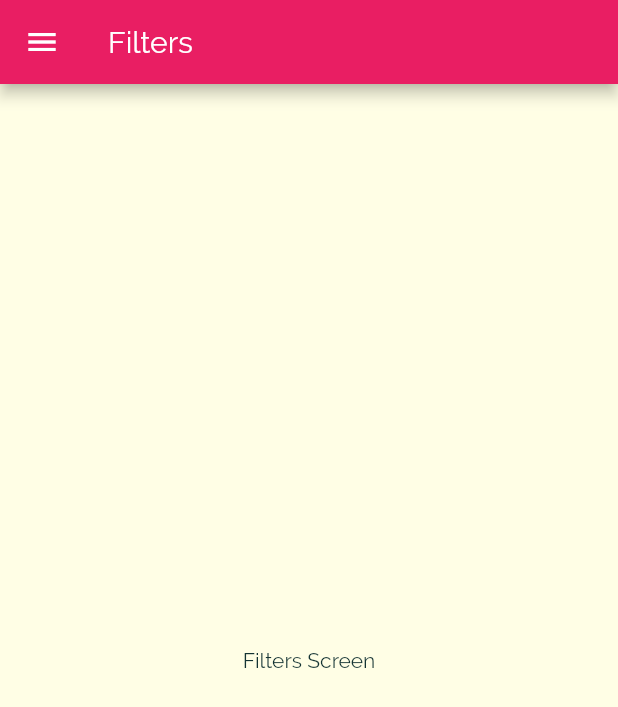
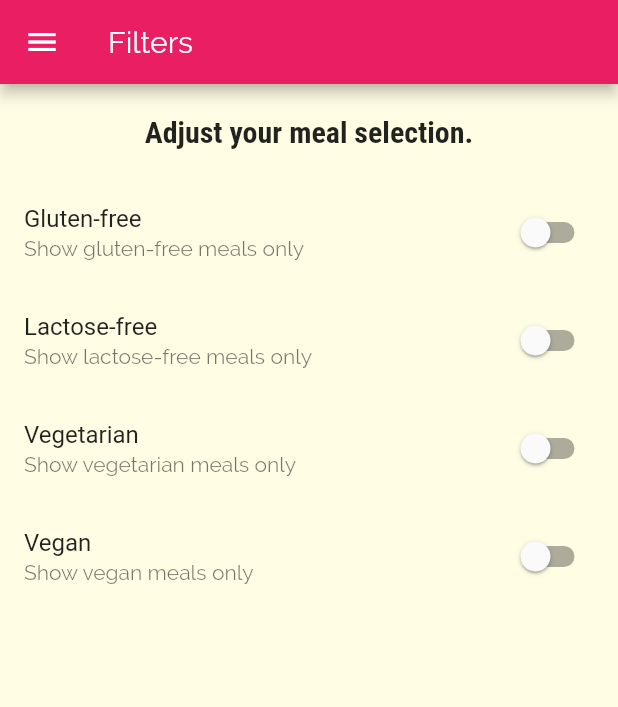
Before and after one commit to sahilmob/fluuter-course-deli-meals, a Flutter app: the FiltersScreen screen opened by its route, on a phone screen of 412 x 824 dp. Shown: the top 707 px of the screen. Run offline on Flutter 3.47's test engine with Material 2 defaults, Android fonts, the phone set to English and light mode, and no system bars.

Commit message:
create filters switches

```diff
--- a/lib/screens/filters_screen.dart
+++ b/lib/screens/filters_screen.dart
@@ -1,8 +1,32 @@
 import 'package:deli_meals/widgets/main_drawer.dart';
 import "package:flutter/material.dart";
 
-class FiltersScreen extends StatelessWidget {
+class FiltersScreen extends StatefulWidget {
   static const routeName = "filters";
+
+  @override
+  _FiltersScreenState createState() => _FiltersScreenState();
+}
+
+class _FiltersScreenState extends State<FiltersScreen> {
+  bool _glutenFree = false;
+  bool _vegetarian = false;
+  bool _vegan = false;
+  bool _lactoseFree = false;
+
+  Widget _buildSwitchListTile(
+    String title,
+    String subtitle,
+    bool currentValue,
+    Function updateValue,
+  ) {
+    return SwitchListTile(
+      title: Text(title),
+      value: currentValue,
+      subtitle: Text(subtitle),
+      onChanged: updateValue,
+    );
+  }
 
   @override
   Widget build(BuildContext context) {
@@ -11,8 +35,62 @@ class FiltersScreen extends StatelessWidget {
         title: Text("Filters"),
       ),
       drawer: MainDrawer(),
-      body: Center(
-        child: Text("Filters Screen"),
+      body: Column(
+        children: <Widget>[
+          Container(
+            padding: EdgeInsets.all(20),
+            child: Text(
+              "Adjust your meal selection.",
+              style: Theme.of(context).textTheme.title,
+            ),
+          ),
+          Expanded(
+            child: ListView(
+              children: <Widget>[
+                _buildSwitchListTile(
+                  "Gluten-free",
+                  "Show gluten-free meals only",
+                  _glutenFree,
+                  (newValue) {
+                    setState(() {
+                      _glutenFree = newValue;
+                    });
+                  },
+                ),
+                _buildSwitchListTile(
+                  "Lactose-free",
+                  "Show lactose-free meals only",
+                  _lactoseFree,
+                  (newValue) {
+                    setState(() {
+                      _lactoseFree = newValue;
+                    });
+                  },
+                ),
+                _buildSwitchListTile(
+                  "Vegetarian",
+                  "Show vegetarian meals only",
+                  _vegetarian,
+                  (newValue) {
+                    setState(() {
+                      _vegetarian = newValue;
+                    });
+                  },
+                ),
+                _buildSwitchListTile(
+                  "Vegan",
+                  "Show vegan meals only",
+                  _vegan,
+                  (newValue) {
+                    setState(() {
+                      _vegan = newValue;
+                    });
+                  },
+                ),
+              ],
+            ),
+          )
+        ],
       ),
     );
   }
```
